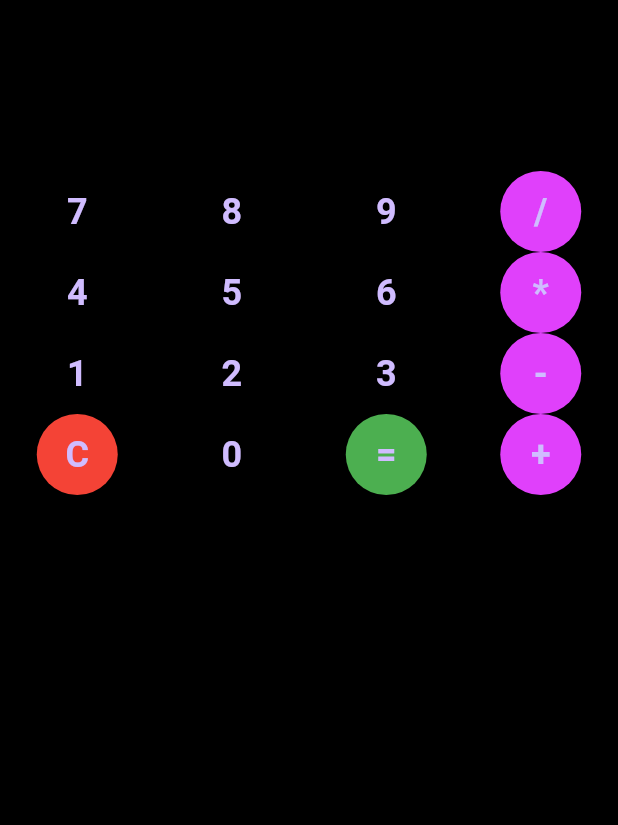
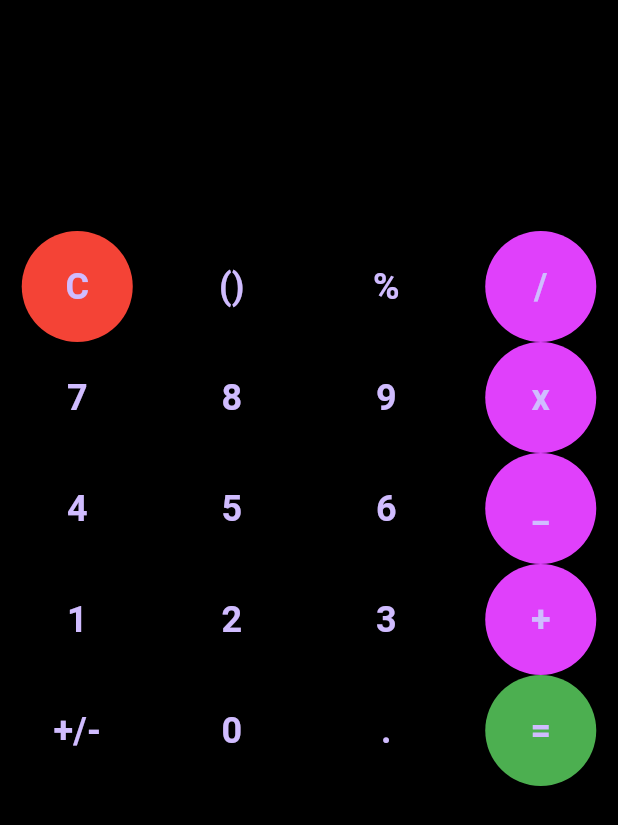
Before and after one commit to Bomanaabertilla/MycalculatorApp, a Flutter app: the screen it shows after launch, on a phone screen of 412 x 824 dp. Shown: the top 825 px of the screen. Run offline on Flutter 3.47's test engine with Material 3 defaults, Android fonts, the phone set to English and light mode, and no system bars; our stand-ins replace math_expressions.

Commit message:
added % and ()

```diff
--- a/lib/main.dart
+++ b/lib/main.dart
@@ -60,7 +60,7 @@ class _CalculatorScreenState extends State<CalculatorScreen> {
         onPressed: () => handleButtonPress(text),
         style: ElevatedButton.styleFrom(
           backgroundColor: color,
-          padding: const EdgeInsets.all(10),
+          padding: const EdgeInsets.all(20),
           shape: CircleBorder(),
         ),
         child: Text(
@@ -80,7 +80,7 @@ class _CalculatorScreenState extends State<CalculatorScreen> {
           // Display Input
           Container(
             alignment: Alignment.bottomRight,
-            padding: const EdgeInsets.all(10),
+            padding: const EdgeInsets.all(20),
             child: Text(
               input,
               style: const TextStyle(fontSize: 32, color: Colors.black87),
@@ -89,7 +89,7 @@ class _CalculatorScreenState extends State<CalculatorScreen> {
           // Display Output
           Container(
             alignment: Alignment.bottomRight,
-            padding: const EdgeInsets.all(10),
+            padding: const EdgeInsets.all(20),
             child: Text(
               output,
               style: const TextStyle(fontSize: 20, fontWeight: FontWeight.bold, color: Colors.green),
@@ -99,10 +99,11 @@ class _CalculatorScreenState extends State<CalculatorScreen> {
           Expanded(
             child: Column(
               children: [
-                Row(children: [buildButton('7'), buildButton('8'), buildButton('9'), buildButton('/', color: Colors.purpleAccent)]),
-                Row(children: [buildButton('4'), buildButton('5'), buildButton('6'), buildButton('*', color: Colors.purpleAccent)]),
-                Row(children: [buildButton('1'), buildButton('2'), buildButton('3'), buildButton('-', color: Colors.purpleAccent)]),
-                Row(children: [buildButton('C', color: Colors.red), buildButton('0'), buildButton('=', color: Colors.green), buildButton('+', color: Colors.purpleAccent)]),
+                Row(children: [buildButton('C', color: Colors.red), buildButton('()'), buildButton('%'), buildButton('/', color: Colors.purpleAccent)]),
+                Row(children: [buildButton('7'), buildButton('8'), buildButton('9'), buildButton('x', color: Colors.purpleAccent)]),
+                Row(children: [buildButton('4'), buildButton('5'), buildButton('6'), buildButton('_', color: Colors.purpleAccent)]),
+                Row(children: [buildButton('1'), buildButton('2'), buildButton('3'), buildButton('+', color: Colors.purpleAccent)]),
+                Row(children: [buildButton('+/-'), buildButton('0'), buildButton('.'), buildButton('=', color: Colors.green) ]),
               ],
             ),
           ),
```
